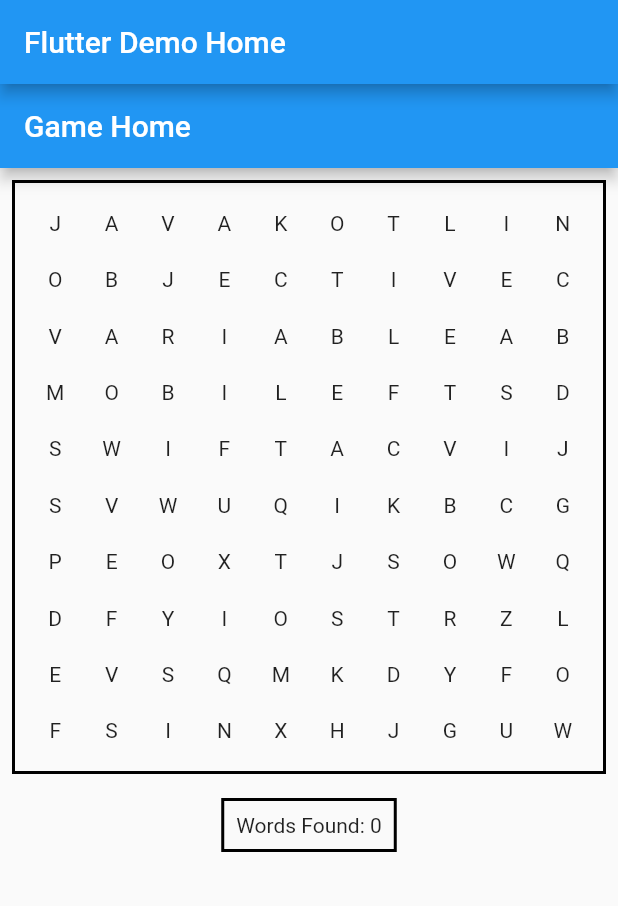
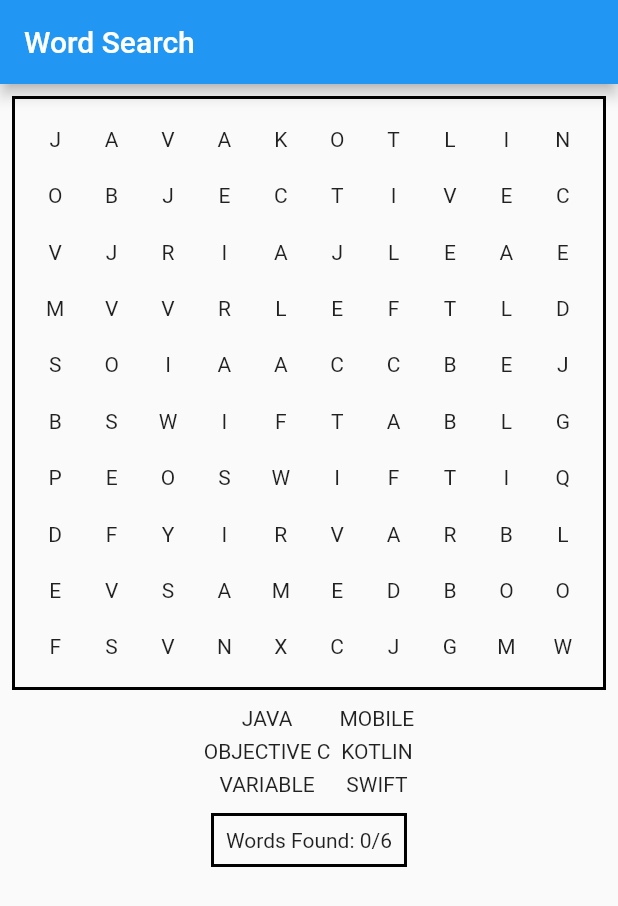
Before and after one commit to a6you/wordsearch, a Flutter app: the screen it shows after launch, on a phone screen of 412 x 824 dp. Shown: the top 906 px of the screen. Run offline on Flutter 3.47's test engine with Material 2 defaults, Android fonts, the phone set to English and light mode, and no system bars.

Commit message:
Debug grid logic

```diff
--- a/wordsearch/lib/grid.dart
+++ b/wordsearch/lib/grid.dart
@@ -4,26 +4,28 @@ import 'package:collection/collection.dart';
 List<List<String>> gridState = [
   ['J', 'A', 'V', 'A', 'K', 'O', 'T', 'L', 'I', 'N'],
   ['O', 'B', 'J', 'E', 'C', 'T', 'I', 'V', 'E', 'C'],
-  ['V', 'A', 'R', 'I', 'A', 'B', 'L', 'E', 'A', 'B'],
-  ['M', 'O', 'B', 'I', 'L', 'E', 'F', 'T', 'S', 'D'],
-  ['S', 'W', 'I', 'F', 'T', 'A', 'C', 'V', 'I', 'J'],
-  ['S', 'V', 'W', 'U', 'Q', 'I', 'K', 'B', 'C', 'G'],
-  ['P', 'E', 'O', 'X', 'T', 'J', 'S', 'O', 'W', 'Q'],
-  ['D', 'F', 'Y', 'I', 'O', 'S', 'T', 'R', 'Z', 'L'],
-  ['E', 'V', 'S', 'Q', 'M', 'K', 'D', 'Y', 'F', 'O'],
-  ['F', 'S', 'I', 'N', 'X', 'H', 'J', 'G', 'U', 'W'],
+  ['V', 'J', 'R', 'I', 'A', 'J', 'L', 'E', 'A', 'E'],
+  ['M', 'V', 'V', 'R', 'L', 'E', 'F', 'T', 'L', 'D'],
+  ['S', 'O', 'I', 'A', 'A', 'C', 'C', 'B', 'E', 'J'],
+  ['B', 'S', 'W', 'I', 'F', 'T', 'A', 'B', 'L', 'G'],
+  ['P', 'E', 'O', 'S', 'W', 'I', 'F', 'T', 'I', 'Q'],
+  ['D', 'F', 'Y', 'I', 'R', 'V', 'A', 'R', 'B', 'L'],
+  ['E', 'V', 'S', 'A', 'M', 'E', 'D', 'B', 'O', 'O'],
+  ['F', 'S', 'V', 'N', 'X', 'C', 'J', 'G', 'M', 'W'],
 ];
 
 List<List<String>> targetWords = [
   ['J', 'A', 'V', 'A'],
-  //'O', 'B', 'J', 'E', 'C', 'T', 'I', 'V', 'E', 'C'],
-  //['V', 'A', 'R', 'I', 'A', 'B', 'L', 'E'],
-  //['M', 'O', 'B', 'I', 'L', 'E'],
-  //['K', 'O', 'T', 'L', 'I', 'N'],
+  ['O', 'B', 'J', 'E', 'C', 'T', 'I', 'V', 'E', 'C'],
+  ['V', 'A', 'R', 'I', 'A', 'B', 'L', 'E'],
+  ['M', 'O', 'B', 'I', 'L', 'E'],
+  ['K', 'O', 'T', 'L', 'I', 'N'],
   ['S', 'W', 'I', 'F', 'T'],
 ];
 
 List<String> selectedLetters = [];
+
+List<List<int>> selectedCoordinates = [];
 
 int wordsFound = 0;
 String winMessage = "";
@@ -37,16 +39,16 @@ class _State extends State<Board> {
   @override
   Widget build(BuildContext context) {
     return Scaffold(
-      appBar: AppBar(
-        title: Text('Game Home'),
-      ),
       body: _buildGameBody(),
     );
   }
 
+  // Responsible for building the layout of the game including
+  // the board, the list of words to be found, and the number
+  // of found words
   Widget _buildGameBody() {
     int gridStateLength = gridState.length;
-    //print(gridStateLength);
+    int targetWordsLength = targetWords.length;
     return Column(children: <Widget>[
       AspectRatio(
         aspectRatio: 1.0,
@@ -64,23 +66,69 @@ class _State extends State<Board> {
           ),
         ),
       ),
+      Row(
+        mainAxisAlignment: MainAxisAlignment.center,
+        children: [
+          Column(
+            mainAxisAlignment: MainAxisAlignment.center,
+            children: [
+              Container(
+                padding: const EdgeInsets.all(1.0),
+                margin: const EdgeInsets.all(2.0),
+                child: Text("JAVA"),
+              ),
+              Container(
+                padding: const EdgeInsets.all(1.0),
+                margin: const EdgeInsets.all(2.0),
+                child: Text("OBJECTIVE C"),
+              ),
+              Container(
+                padding: const EdgeInsets.all(1.0),
+                margin: const EdgeInsets.all(2.0),
+                child: Text("VARIABLE"),
+              ),
+            ],
+          ),
+          Column(
+            mainAxisAlignment: MainAxisAlignment.center,
+            children: [
+              Container(
+                padding: const EdgeInsets.all(1.0),
+                margin: const EdgeInsets.all(2.0),
+                child: Text("MOBILE"),
+              ),
+              Container(
+                padding: const EdgeInsets.all(1.0),
+                margin: const EdgeInsets.all(2.0),
+                child: Text("KOTLIN"),
+              ),
+              Container(
+                padding: const EdgeInsets.all(1.0),
+                margin: const EdgeInsets.all(2.0),
+                child: Text("SWIFT"),
+              ),
+            ],
+          ),
+        ],
+      ),
       Container(
         padding: const EdgeInsets.all(8.0),
         margin: const EdgeInsets.all(8.0),
         decoration:
             BoxDecoration(border: Border.all(color: Colors.black, width: 2.0)),
-        child: Text("Words Found: " + wordsFound.toString()),
+        child: Text(
+            "Words Found: " + wordsFound.toString() + "/$targetWordsLength"),
       ),
       Container(
         padding: const EdgeInsets.all(8.0),
         margin: const EdgeInsets.all(8.0),
-        //decoration:
-        //BoxDecoration(border: Border.all(color: Colors.black, width: 2.0)),
         child: Text(winMessage),
       ),
     ]);
   }
 
+  // Constructs tappable grid tiles that correspond to the letters
+  // in the word search
   Widget _buildGridItems(BuildContext context, int index) {
     int gridStateLength = gridState.length;
     int x, y = 0;
@@ -106,12 +154,13 @@ class _State extends State<Board> {
     );
   }
 
+  // Colors in individual tiles based on whether or not they have
+  // been clicked and/or are part of a word in targetWords
   Widget _buildGridItem(int x, int y) {
     if (gridState[x][y].contains('0')) {
       String letter = gridState[x][y].substring(0, 1);
       return Container(
           decoration: BoxDecoration(color: Colors.blue),
-          //color: Colors.blue,
           child: Center(
               child: Text(
             letter,
@@ -124,16 +173,23 @@ class _State extends State<Board> {
     }
   }
 
+  // Remembers tapped tiles and their coordinates until the user confirms
+  // that they have finished selecting a set of tiles
   void _gridItemTapped(int x, int y) {
     setState(() {
       if (!gridState[x][y].contains('0')) {
         selectedLetters.add(gridState[x][y]);
-        print(selectedLetters.toString());
-        gridState[x][y] = gridState[x][y] + '0';
+      } else {
+        selectedLetters.add(gridState[x][y].substring(0, 1));
       }
+      print(selectedLetters.toString());
+      selectedCoordinates.add([x, y]);
+      gridState[x][y] = gridState[x][y] + '0';
     });
   }
 
+  // Checks to see if the set of selected words is a word in the
+  // list of target words
   void _selectionCheck(List<String> selection) {
     int gridStateLength = targetWords.length;
     bool wordFound = false;
@@ -150,24 +206,32 @@ class _State extends State<Board> {
       });
     } else {
       print("Word not found!");
-      _unselectTiles(gridState);
+      _unselectTiles();
     }
     selectedLetters = [];
+    selectedCoordinates = [];
   }
 
-  void _unselectTiles(List<List<String>> grid) {
-    int targetWordsLength = targetWords.length;
+  // Deselects all tiles that were part of an unsuccessful selection
+  // of letters (the selection did not match a word in the target words)
+  void _unselectTiles() {
+    int selectedCoordinatesLength = selectedCoordinates.length;
 
-    for (int i = 0; i < targetWordsLength; i++) {
-      for (int j = 0; j < targetWordsLength; j++) {
-        if (gridState[i][j].contains('0')) {
-          gridState[i][j] = gridState[i][j].substring(0, 1);
-          _buildGridItem(i, j);
-        }
-      }
+    for (int i = 0; i < selectedCoordinatesLength; i++) {
+      int xVal = selectedCoordinates[i][0];
+      int yVal = selectedCoordinates[i][1];
+      int gridValLength = gridState[xVal][yVal].length;
+      gridState[xVal][yVal] =
+          gridState[xVal][yVal].substring(0, gridValLength - 1);
+      setState(() {
+        _buildGridItem(xVal, yVal);
+      });
     }
+
+    selectedCoordinates = [];
   }
 
+  // Notifies the player if he/she has won
   bool _winCheck() {
     int targetWordsLength = targetWords.length;
     if (targetWordsLength == wordsFound) {
--- a/wordsearch/lib/main.dart
+++ b/wordsearch/lib/main.dart
@@ -6,43 +6,21 @@ void main() {
 }
 
 class MyApp extends StatelessWidget {
-  // This widget is the root of your application.
   @override
   Widget build(BuildContext context) {
     return MaterialApp(
-      title: 'Flutter Demo',
+      title: 'Word Search',
       theme: ThemeData(
-        // This is the theme of your application.
-        //
-        // Try running your application with "flutter run". You'll see the
-        // application has a blue toolbar. Then, without quitting the app, try
-        // changing the primarySwatch below to Colors.green and then invoke
-        // "hot reload" (press "r" in the console where you ran "flutter run",
-        // or simply save your changes to "hot reload" in a Flutter IDE).
-        // Notice that the counter didn't reset back to zero; the application
-        // is not restarted.
         primarySwatch: Colors.blue,
-        // This makes the visual density adapt to the platform that you run
-        // the app on. For desktop platforms, the controls will be smaller and
-        // closer together (more dense) than on mobile platforms.
         visualDensity: VisualDensity.adaptivePlatformDensity,
       ),
-      home: MyHomePage(title: 'Flutter Demo Home'),
+      home: MyHomePage(title: 'Word Search'),
     );
   }
 }
 
 class MyHomePage extends StatefulWidget {
   MyHomePage({Key key, this.title}) : super(key: key);
-
-  // This widget is the home page of your application. It is stateful, meaning
-  // that it has a State object (defined below) that contains fields that affect
-  // how it looks.
-
-  // This class is the configuration for the state. It holds the values (in this
-  // case the title) provided by the parent (in this case the App widget) and
-  // used by the build method of the State. Fields in a Widget subclass are
-  // always marked "final".
 
   final String title;
 
@@ -51,35 +29,13 @@ class MyHomePage extends StatefulWidget {
 }
 
 class _MyHomePageState extends State<MyHomePage> {
-  //int _counter = 0;
-
-  //void _incrementCounter() {
-  //  setState(() {
-  // This call to setState tells the Flutter framework that something has
-  // changed in this State, which causes it to rerun the build method below
-  // so that the display can reflect the updated values. If we changed
-  // _counter without calling setState(), then the build method would not be
-  // called again, and so nothing would appear to happen.
-  //    _counter++;
-  //  });
-  //}
-
   @override
   Widget build(BuildContext context) {
-    // This method is rerun every time setState is called, for instance as done
-    // by the _incrementCounter method above.
-    //
-    // The Flutter framework has been optimized to make rerunning build methods
-    // fast, so that you can just rebuild anything that needs updating rather
-    // than having to individually change instances of widgets.
     return Scaffold(
       appBar: AppBar(
-        // Here we take the value from the MyHomePage object that was created by
-        // the App.build method, and use it to set our appbar title.
         title: Text(widget.title),
       ),
-      body:
-          Board(), // This trailing comma makes auto-formatting nicer for build methods.
+      body: Board(),
     );
   }
 }
```
